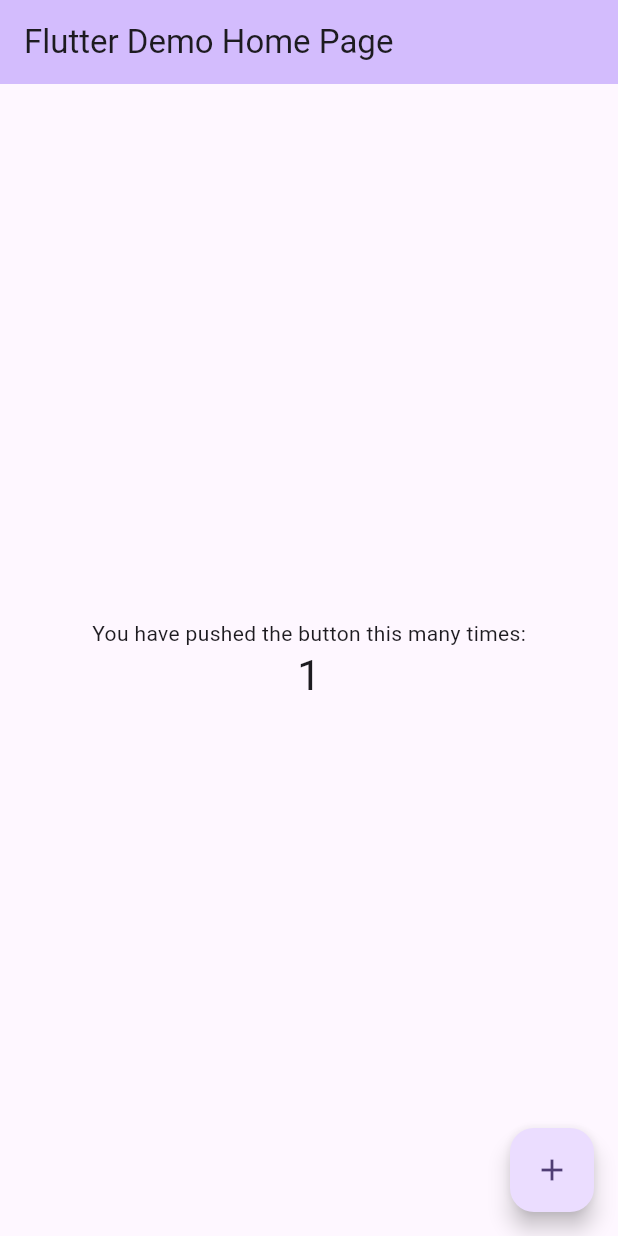
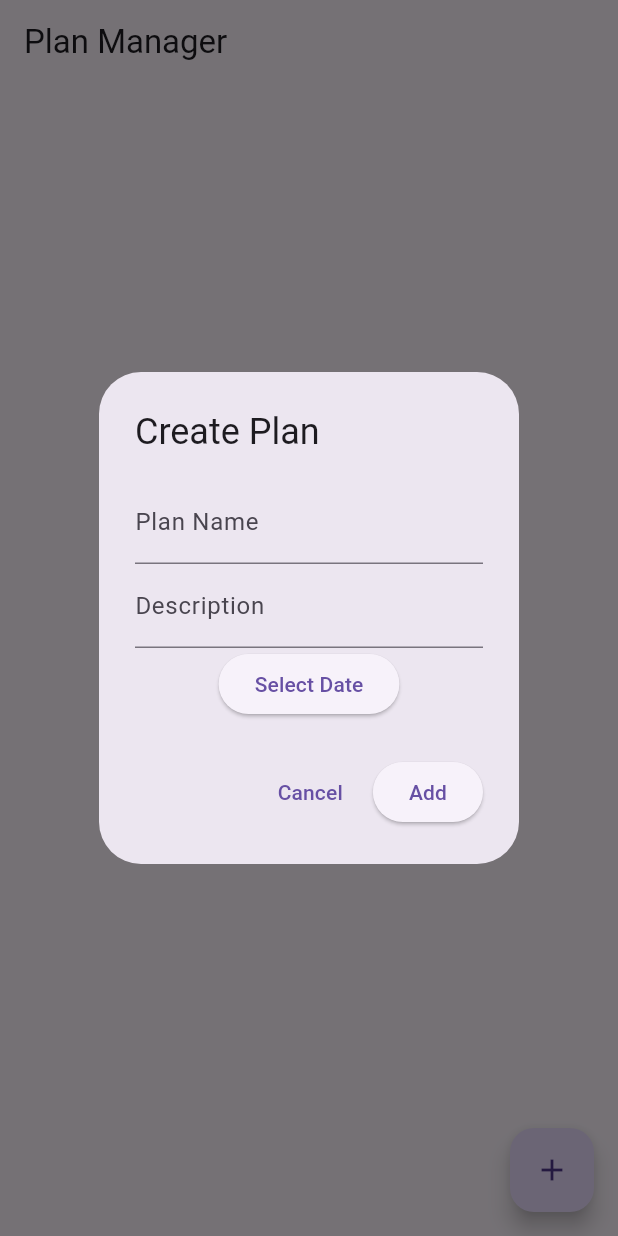
Before and after one commit to sidrai111/cw4, a Flutter app: the screen it shows after launch, after a tap on the "add" icon, on a phone screen of 412 x 824 dp. Run offline on Flutter 3.47's test engine with Material 3 defaults, Android fonts, the phone set to English and light mode, and no system bars.

Commit message:
added functionality

```diff
--- a/lib/main.dart
+++ b/lib/main.dart
@@ -1,125 +1,177 @@
 import 'package:flutter/material.dart';
 
 void main() {
-  runApp(const MyApp());
+  runApp(PlanManagerApp());
 }
 
-class MyApp extends StatelessWidget {
-  const MyApp({super.key});
-
-  // This widget is the root of your application.
+class PlanManagerApp extends StatelessWidget {
   @override
   Widget build(BuildContext context) {
     return MaterialApp(
-      title: 'Flutter Demo',
-      theme: ThemeData(
-        // This is the theme of your application.
-        //
-        // TRY THIS: Try running your application with "flutter run". You'll see
-        // the application has a purple toolbar. Then, without quitting the app,
-        // try changing the seedColor in the colorScheme below to Colors.green
-        // and then invoke "hot reload" (save your changes or press the "hot
-        // reload" button in a Flutter-supported IDE, or press "r" if you used
-        // the command line to start the app).
-        //
-        // Notice that the counter didn't reset back to zero; the application
-        // state is not lost during the reload. To reset the state, use hot
-        // restart instead.
-        //
-        // This works for code too, not just values: Most code changes can be
-        // tested with just a hot reload.
-        colorScheme: ColorScheme.fromSeed(seedColor: Colors.deepPurple),
-        useMaterial3: true,
-      ),
-      home: const MyHomePage(title: 'Flutter Demo Home Page'),
+      debugShowCheckedModeBanner: false,
+      home: PlanManagerScreen(),
     );
   }
 }
 
-class MyHomePage extends StatefulWidget {
-  const MyHomePage({super.key, required this.title});
+class Plan {
+  String name;
+  String description;
+  DateTime date;
+  bool isCompleted;
 
-  // This widget is the home page of your application. It is stateful, meaning
-  // that it has a State object (defined below) that contains fields that affect
-  // how it looks.
-
-  // This class is the configuration for the state. It holds the values (in this
-  // case the title) provided by the parent (in this case the App widget) and
-  // used by the build method of the State. Fields in a Widget subclass are
-  // always marked "final".
-
-  final String title;
-
-  @override
-  State<MyHomePage> createState() => _MyHomePageState();
+  Plan({required this.name, required this.description, required this.date, this.isCompleted = false});
 }
 
-class _MyHomePageState extends State<MyHomePage> {
-  int _counter = 0;
+class PlanManagerScreen extends StatefulWidget {
+  @override
+  _PlanManagerScreenState createState() => _PlanManagerScreenState();
+}
 
-  void _incrementCounter() {
+class _PlanManagerScreenState extends State<PlanManagerScreen> {
+  List<Plan> plans = [];
+
+  void _addPlan(String name, String description, DateTime date) {
     setState(() {
-      // This call to setState tells the Flutter framework that something has
-      // changed in this State, which causes it to rerun the build method below
-      // so that the display can reflect the updated values. If we changed
-      // _counter without calling setState(), then the build method would not be
-      // called again, and so nothing would appear to happen.
-      _counter++;
+      plans.add(Plan(name: name, description: description, date: date));
     });
+  }
+
+  void _updatePlan(int index, String newName, String newDescription) {
+    setState(() {
+      plans[index].name = newName;
+      plans[index].description = newDescription;
+    });
+  }
+
+  void _toggleComplete(int index) {
+    setState(() {
+      plans[index].isCompleted = !plans[index].isCompleted;
+    });
+  }
+
+  void _deletePlan(int index) {
+    setState(() {
+      plans.removeAt(index);
+    });
+  }
+
+  void _showCreatePlanDialog() {
+    TextEditingController nameController = TextEditingController();
+    TextEditingController descriptionController = TextEditingController();
+    DateTime selectedDate = DateTime.now();
+
+    showDialog(
+      context: context,
+      builder: (context) {
+        return AlertDialog(
+          title: Text("Create Plan"),
+          content: Column(
+            mainAxisSize: MainAxisSize.min,
+            children: [
+              TextField(controller: nameController, decoration: InputDecoration(labelText: "Plan Name")),
+              TextField(controller: descriptionController, decoration: InputDecoration(labelText: "Description")),
+              ElevatedButton(
+                child: Text("Select Date"),
+                onPressed: () async {
+                  DateTime? pickedDate = await showDatePicker(
+                    context: context,
+                    initialDate: DateTime.now(),
+                    firstDate: DateTime(2020),
+                    lastDate: DateTime(2030),
+                  );
+                  if (pickedDate != null) {
+                    selectedDate = pickedDate;
+                  }
+                },
+              ),
+            ],
+          ),
+          actions: [
+            TextButton(
+              onPressed: () {
+                Navigator.pop(context);
+              },
+              child: Text("Cancel"),
+            ),
+            ElevatedButton(
+              onPressed: () {
+                if (nameController.text.isNotEmpty) {
+                  _addPlan(nameController.text, descriptionController.text, selectedDate);
+                  Navigator.pop(context);
+                }
+              },
+              child: Text("Add"),
+            ),
+          ],
+        );
+      },
+    );
   }
 
   @override
   Widget build(BuildContext context) {
-    // This method is rerun every time setState is called, for instance as done
-    // by the _incrementCounter method above.
-    //
-    // The Flutter framework has been optimized to make rerunning build methods
-    // fast, so that you can just rebuild anything that needs updating rather
-    // than having to individually change instances of widgets.
     return Scaffold(
-      appBar: AppBar(
-        // TRY THIS: Try changing the color here to a specific color (to
-        // Colors.amber, perhaps?) and trigger a hot reload to see the AppBar
-        // change color while the other colors stay the same.
-        backgroundColor: Theme.of(context).colorScheme.inversePrimary,
-        // Here we take the value from the MyHomePage object that was created by
-        // the App.build method, and use it to set our appbar title.
-        title: Text(widget.title),
-      ),
-      body: Center(
-        // Center is a layout widget. It takes a single child and positions it
-        // in the middle of the parent.
-        child: Column(
-          // Column is also a layout widget. It takes a list of children and
-          // arranges them vertically. By default, it sizes itself to fit its
-          // children horizontally, and tries to be as tall as its parent.
-          //
-          // Column has various properties to control how it sizes itself and
-          // how it positions its children. Here we use mainAxisAlignment to
-          // center the children vertically; the main axis here is the vertical
-          // axis because Columns are vertical (the cross axis would be
-          // horizontal).
-          //
-          // TRY THIS: Invoke "debug painting" (choose the "Toggle Debug Paint"
-          // action in the IDE, or press "p" in the console), to see the
-          // wireframe for each widget.
-          mainAxisAlignment: MainAxisAlignment.center,
-          children: <Widget>[
-            const Text(
-              'You have pushed the button this many times:',
+      appBar: AppBar(title: Text("Plan Manager")),
+      body: ListView.builder(
+        itemCount: plans.length,
+        itemBuilder: (context, index) {
+          return GestureDetector(
+            onDoubleTap: () => _deletePlan(index),
+            onLongPress: () {
+              TextEditingController nameController = TextEditingController(text: plans[index].name);
+              TextEditingController descriptionController = TextEditingController(text: plans[index].description);
+
+              showDialog(
+                context: context,
+                builder: (context) {
+                  return AlertDialog(
+                    title: Text("Edit Plan"),
+                    content: Column(
+                      mainAxisSize: MainAxisSize.min,
+                      children: [
+                        TextField(controller: nameController, decoration: InputDecoration(labelText: "Plan Name")),
+                        TextField(controller: descriptionController, decoration: InputDecoration(labelText: "Description")),
+                      ],
+                    ),
+                    actions: [
+                      TextButton(
+                        onPressed: () => Navigator.pop(context),
+                        child: Text("Cancel"),
+                      ),
+                      ElevatedButton(
+                        onPressed: () {
+                          _updatePlan(index, nameController.text, descriptionController.text);
+                          Navigator.pop(context);
+                        },
+                        child: Text("Update"),
+                      ),
+                    ],
+                  );
+                },
+              );
+            },
+            child: Dismissible(
+              key: UniqueKey(),
+              direction: DismissDirection.horizontal,
+              onDismissed: (direction) => _toggleComplete(index),
+              background: Container(color: Colors.green, alignment: Alignment.centerLeft, padding: EdgeInsets.all(20), child: Icon(Icons.check, color: Colors.white)),
+              secondaryBackground: Container(color: Colors.red, alignment: Alignment.centerRight, padding: EdgeInsets.all(20), child: Icon(Icons.close, color: Colors.white)),
+              child: Card(
+                color: plans[index].isCompleted ? Colors.green[200] : Colors.white,
+                child: ListTile(
+                  title: Text(plans[index].name, style: TextStyle(decoration: plans[index].isCompleted ? TextDecoration.lineThrough : null)),
+                  subtitle: Text("${plans[index].description} - ${plans[index].date.toLocal()}"),
+                ),
+              ),
             ),
-            Text(
-              '$_counter',
-              style: Theme.of(context).textTheme.headlineMedium,
-            ),
-          ],
-        ),
+          );
+        },
       ),
       floatingActionButton: FloatingActionButton(
-        onPressed: _incrementCounter,
-        tooltip: 'Increment',
-        child: const Icon(Icons.add),
-      ), // This trailing comma makes auto-formatting nicer for build methods.
+        onPressed: _showCreatePlanDialog,
+        child: Icon(Icons.add),
+      ),
     );
   }
 }
```
